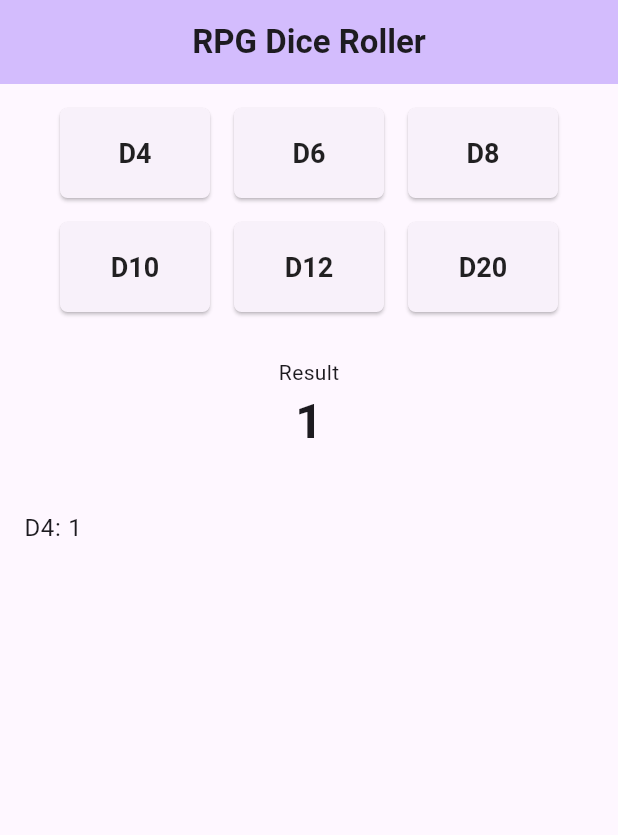
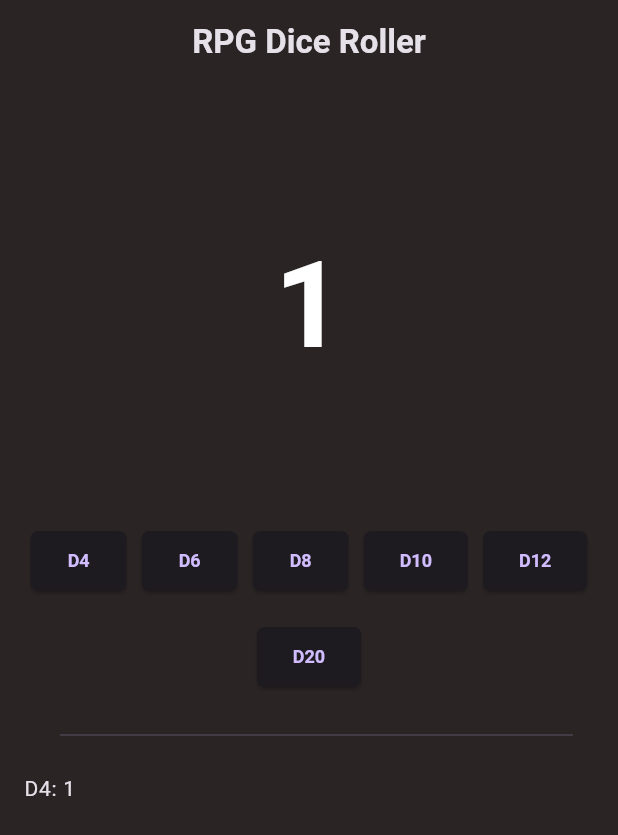
Before and after one commit to oAnthonyG/project_rpg_dice, a Flutter app: the screen it shows after launch, after a tap on an icon or button, on a phone screen of 412 x 824 dp. Shown: the top 835 px of the screen. Run offline on Flutter 3.47's test engine with Material 3 defaults, Android fonts, the phone set to English and light mode, and no system bars.

Commit message:
feat: refactor UI structure and add result animations and more

```diff
--- a/lib/main.dart
+++ b/lib/main.dart
@@ -12,8 +12,11 @@ class MyApp extends StatelessWidget {
   @override
   Widget build(BuildContext context) {
     return MaterialApp(
-      theme: ThemeData(
-        colorScheme: ColorScheme.fromSeed(seedColor: Colors.deepPurple),
+      theme: ThemeData.dark().copyWith(
+        textTheme: ThemeData.dark().textTheme.apply(
+          bodyColor: Colors.white,
+          displayColor: Colors.white,
+        ),
       ),
       home: MyHomePage(title: 'RPG Dice Roller'),
     );
--- a/lib/pages/home_page.dart
+++ b/lib/pages/home_page.dart
@@ -36,7 +36,7 @@ class _MyHomePageState extends State<MyHomePage> {
   Widget build(BuildContext context) {
     return Scaffold(
       appBar: AppBar(
-        backgroundColor: Theme.of(context).colorScheme.inversePrimary,
+        backgroundColor: Color.fromARGB(255, 43, 36, 36),
         title: Center(
           child: Text(
             widget.title,
@@ -44,28 +44,38 @@ class _MyHomePageState extends State<MyHomePage> {
           ),
         ),
       ),
+      backgroundColor: Color.fromARGB(255, 43, 36, 36),
       body: Column(
         children: [
-          SizedBox(height: 16),
+          SizedBox(height: 90),
+          Column(
+            children: [
+              AnimatedSwitcher(
+                duration: Duration(milliseconds: 400),
+                transitionBuilder: (Widget child, Animation<double> animation) {
+                  return RotationTransition(turns: animation, child: child);
+                },
+                child: Text(
+                  '$_result',
+                  key: ValueKey(_result),
+                  style: TextStyle(fontSize: 80, fontWeight: FontWeight.bold),
+                  textAlign: TextAlign.center,
+                ),
+              ),
+            ],
+          ),
+
+          SizedBox(height: 90),
           Wrap(
-            spacing: 16,
+            spacing: 10,
             runSpacing: 16,
             alignment: WrapAlignment.center,
             children: _diceValues.map((dice) {
               return DiceButton(dice: dice, onPressed: () => _rollD(dice));
             }).toList(),
           ),
-          SizedBox(height: 30),
-          Column(
-            children: [
-              Text('Result'),
-              Text(
-                '$_result',
-                style: TextStyle(fontSize: 32, fontWeight: FontWeight.bold),
-              ),
-            ],
-          ),
           SizedBox(height: 20),
+          Divider(thickness: 1, indent: 40, endIndent: 30),
           HistoryList(history: _history),
         ],
       ),
--- a/lib/widgets/dice_button.dart
+++ b/lib/widgets/dice_button.dart
@@ -11,11 +11,11 @@ class DiceButton extends StatelessWidget {
     return ElevatedButton(
       onPressed: onPressed,
       style: ElevatedButton.styleFrom(
-        textStyle: TextStyle(fontWeight: FontWeight.bold, fontSize: 18),
-        minimumSize: Size(100, 60),
+        textStyle: TextStyle(fontWeight: FontWeight.bold, fontSize: 12),
+
         shape: RoundedRectangleBorder(borderRadius: BorderRadius.circular(5)),
       ),
-      child: Text('D$dice', style: TextStyle(color: Colors.black87)),
+      child: Text('D$dice'),
     );
   }
 }
--- a/lib/widgets/history_list.dart
+++ b/lib/widgets/history_list.dart
@@ -13,10 +13,11 @@ class _HistoryListState extends State<HistoryList> {
   @override
   Widget build(BuildContext context) {
     return Expanded(
+
       child: ListView.builder(
         itemCount: widget.history.length,
         itemBuilder: (context, index) {
-          return ListTile(title: Text(widget.history[index].toString()));
+          return ListTile(title: Text(widget.history[index].toString(), style: TextStyle(fontSize: 14),),);
         },
       ),
     );
```
